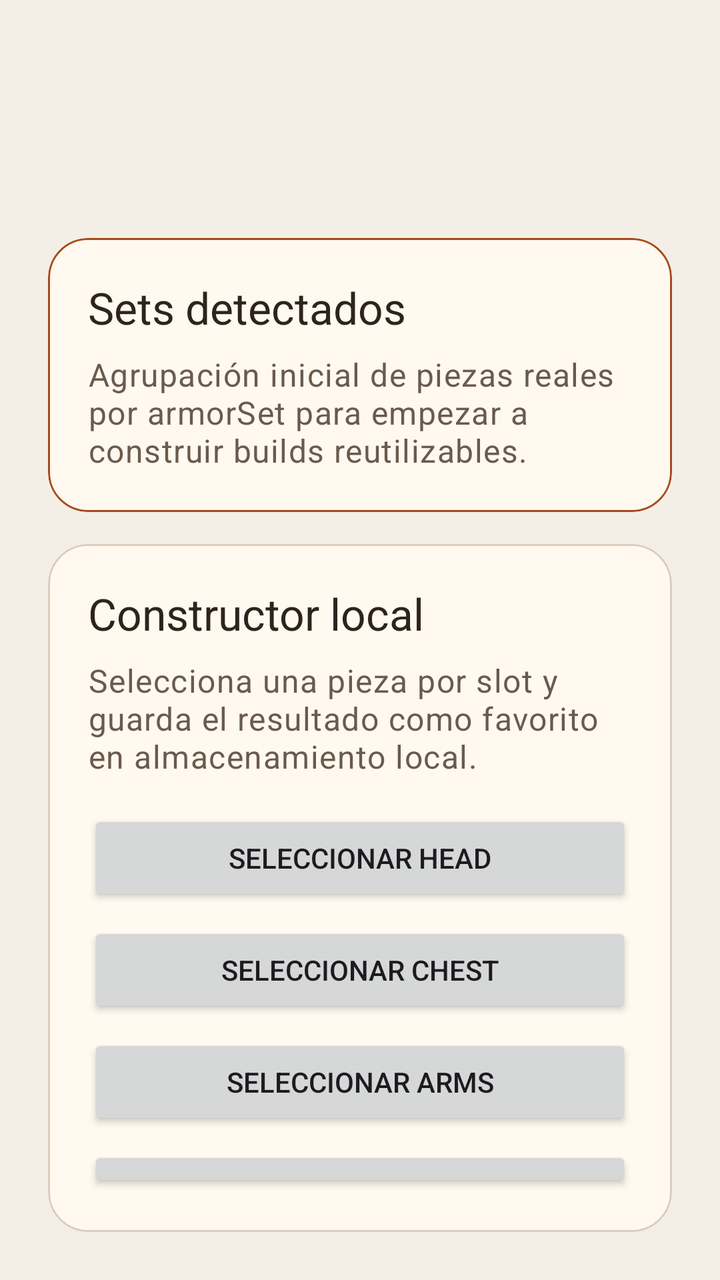
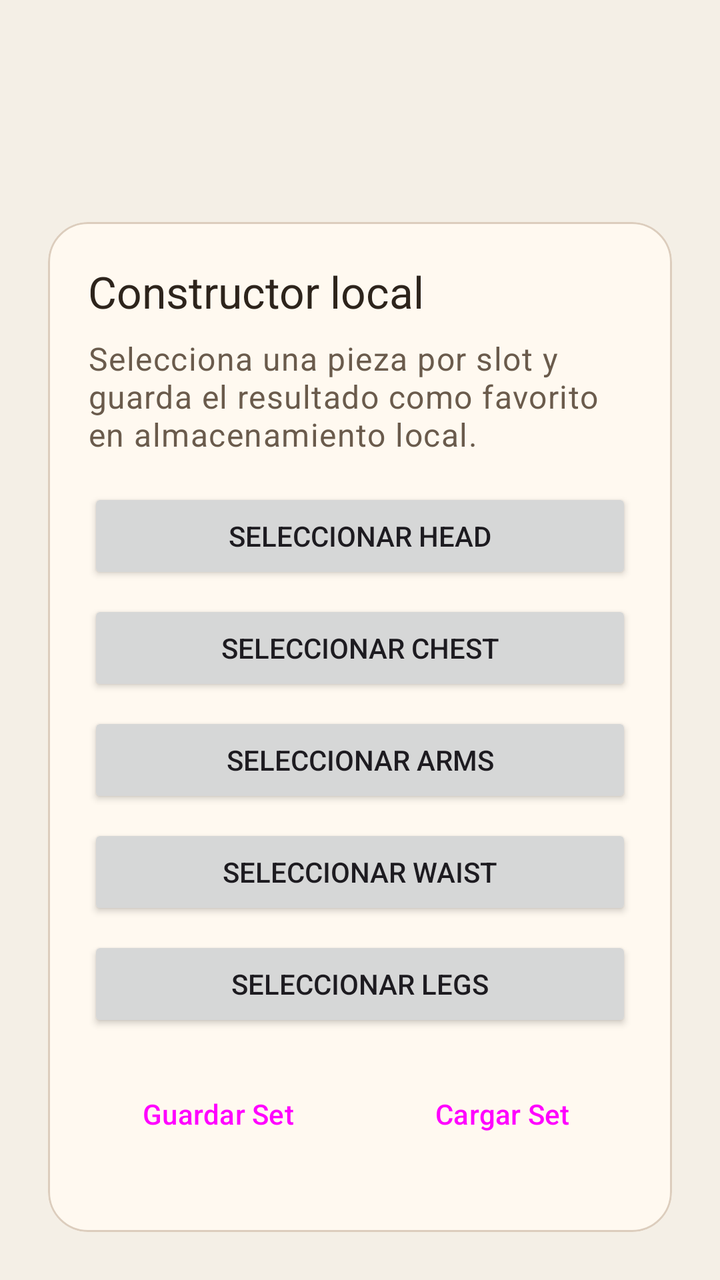

Before-and-after screenshots of an Android layout around one commit, followed by the original layout XML and the change that was made.
<!-- AndroidManifest.xml: application theme Theme.MhwCompanion -->
<!-- res/layout/fragment_sets.xml -->
<?xml version="1.0" encoding="utf-8"?>

<LinearLayout xmlns:android="http://schemas.android.com/apk/res/android"
    xmlns:app="http://schemas.android.com/apk/res-auto"
    android:layout_width="match_parent"
    android:layout_height="match_parent"
    android:orientation="vertical"
    android:padding="24dp">

    <TextView
        android:id="@+id/section_title"
        android:layout_width="match_parent"
        android:layout_height="wrap_content"
        android:textAppearance="@style/TextAppearance.MhwCompanion.Headline" />

    <TextView
        android:id="@+id/section_description"
        android:layout_width="match_parent"
        android:layout_height="wrap_content"
        android:layout_marginTop="12dp"
        android:textAppearance="@style/TextAppearance.MhwCompanion.Body" />

    <com.google.android.material.card.MaterialCardView
        android:layout_width="match_parent"
        android:layout_height="wrap_content"
        android:layout_marginTop="24dp"
        app:cardBackgroundColor="@color/surface_card"
        app:cardCornerRadius="20dp"
        app:strokeColor="@color/primary_amber"
        app:strokeWidth="1dp">

        <LinearLayout
            android:layout_width="match_parent"
            android:layout_height="wrap_content"
            android:orientation="vertical"
            android:padding="20dp">

            <TextView
                android:layout_width="wrap_content"
                android:layout_height="wrap_content"
                android:text="Sets detectados"
                android:textAppearance="@style/TextAppearance.MhwCompanion.Title" />

            <TextView
                android:layout_width="match_parent"
                android:layout_height="wrap_content"
                android:layout_marginTop="8dp"
                android:text="Agrupación inicial de piezas reales por armorSet para empezar a construir builds reutilizables."
                android:textAppearance="@style/TextAppearance.MhwCompanion.Body" />
        </LinearLayout>
    </com.google.android.material.card.MaterialCardView>

    <com.google.android.material.card.MaterialCardView
        android:layout_width="match_parent"
        android:layout_height="wrap_content"
        android:layout_marginTop="16dp"
        app:cardBackgroundColor="@color/surface_card"
        app:cardCornerRadius="20dp"
        app:strokeColor="@color/item_stroke"
        app:strokeWidth="1dp">

        <LinearLayout
            android:layout_width="match_parent"
            android:layout_height="wrap_content"
            android:orientation="vertical"
            android:padding="20dp">

            <TextView
                android:layout_width="wrap_content"
                android:layout_height="wrap_content"
                android:text="@string/set_builder_title"
                android:textAppearance="@style/TextAppearance.MhwCompanion.Title" />

            <TextView
                android:layout_width="match_parent"
                android:layout_height="wrap_content"
                android:layout_marginTop="8dp"
                android:text="@string/set_builder_description"
                android:textAppearance="@style/TextAppearance.MhwCompanion.Body" />

            <Button
                android:id="@+id/head_selector"
                android:layout_width="match_parent"
                android:layout_height="wrap_content"
                android:layout_marginTop="16dp"
                android:text="@string/sets_select_head" />

            <Button
                android:id="@+id/chest_selector"
                android:layout_width="match_parent"
                android:layout_height="wrap_content"
                android:layout_marginTop="8dp"
                android:text="@string/sets_select_chest" />

            <Button
                android:id="@+id/arms_selector"
                android:layout_width="match_parent"
                android:layout_height="wrap_content"
                android:layout_marginTop="8dp"
                android:text="@string/sets_select_arms" />

            <Button
                android:id="@+id/waist_selector"
                android:layout_width="match_parent"
                android:layout_height="wrap_content"
                android:layout_marginTop="8dp"
                android:text="@string/sets_select_waist" />

            <Button
                android:id="@+id/legs_selector"
                android:layout_width="match_parent"
                android:layout_height="wrap_content"
                android:layout_marginTop="8dp"
                android:text="@string/sets_select_legs" />

            <com.google.android.material.textfield.TextInputLayout
                style="@style/Widget.Material3.TextInputLayout.OutlinedBox"
                android:layout_width="match_parent"
                android:layout_height="wrap_content"
                android:layout_marginTop="16dp"
                android:hint="@string/sets_favorite_name_hint">

                <com.google.android.material.textfield.TextInputEditText
                    android:id="@+id/favorite_name_input"
                    android:layout_width="match_parent"
                    android:layout_height="wrap_content"
                    android:inputType="text" />
            </com.google.android.material.textfield.TextInputLayout>

            <Button
                android:id="@+id/save_favorite_button"
                android:layout_width="match_parent"
                android:layout_height="wrap_content"
                android:layout_marginTop="12dp"
                android:text="@string/sets_save_favorite" />

            <TextView
                android:id="@+id/current_build_stats"
                android:layout_width="match_parent"
                android:layout_height="wrap_content"
                android:layout_marginTop="12dp"
                android:textAppearance="@style/TextAppearance.MhwCompanion.Caption"
                android:textColor="@color/text_secondary" />
        </LinearLayout>
    </com.google.android.material.card.MaterialCardView>

    <ProgressBar
        android:id="@+id/progress_bar"
        android:layout_width="wrap_content"
        android:layout_height="wrap_content"
        android:layout_gravity="center_horizontal"
        android:layout_marginTop="20dp"
        android:visibility="gone" />

    <TextView
        android:id="@+id/empty_state_text"
        android:layout_width="match_parent"
        android:layout_height="wrap_content"
        android:layout_marginTop="24dp"
        android:gravity="center"
        android:textAppearance="@style/TextAppearance.MhwCompanion.Body"
        android:visibility="gone" />

    <androidx.recyclerview.widget.RecyclerView
        android:id="@+id/sets_recycler_view"
        android:layout_width="match_parent"
        android:layout_height="0dp"
        android:layout_marginTop="20dp"
        android:layout_weight="1"
        android:clipToPadding="false"
        android:paddingBottom="24dp"
        app:layoutManager="androidx.recyclerview.widget.LinearLayoutManager" />

    <TextView
        android:layout_width="wrap_content"
        android:layout_height="wrap_content"
        android:layout_marginTop="16dp"
        android:text="@string/sets_favorites_title"
        android:textAppearance="@style/TextAppearance.MhwCompanion.Title" />

    <androidx.recyclerview.widget.RecyclerView
        android:id="@+id/favorite_sets_recycler_view"
        android:layout_width="match_parent"
        android:layout_height="160dp"
        android:layout_marginTop="12dp"
        android:clipToPadding="false"
        app:layoutManager="androidx.recyclerview.widget.LinearLayoutManager" />

</LinearLayout>
<!-- resources referenced by this layout -->
<resources>
  <color name="item_stroke">#DCCDBD</color>
  <color name="primary_amber">#A64B1A</color>
  <color name="surface_card">#FFF9F0</color>
  <color name="text_secondary">#6A5B4C</color>
  <string name="set_builder_description">Selecciona una pieza por slot y guarda el resultado como favorito en almacenamiento local.</string>
  <string name="set_builder_title">Constructor local</string>
  <string name="sets_favorite_name_hint">Nombre del set favorito</string>
  <string name="sets_favorites_title">Favoritos locales</string>
  <string name="sets_save_favorite">Guardar como favorito</string>
  <string name="sets_select_arms">Seleccionar arms</string>
  <string name="sets_select_chest">Seleccionar chest</string>
  <string name="sets_select_head">Seleccionar head</string>
  <string name="sets_select_legs">Seleccionar legs</string>
  <string name="sets_select_waist">Seleccionar waist</string>
  <style name="TextAppearance.MhwCompanion.Body" parent="TextAppearance.Material3.BodyLarge">
          <item name="android:textColor">@color/text_secondary</item>
      </style>
  <style name="TextAppearance.MhwCompanion.Caption" parent="TextAppearance.Material3.BodyMedium">
          <item name="android:textColor">@color/text_secondary</item>
      </style>
  <style name="TextAppearance.MhwCompanion.Headline" parent="TextAppearance.Material3.HeadlineMedium">
          <item name="android:textColor">@color/text_primary</item>
      </style>
  <style name="TextAppearance.MhwCompanion.Title" parent="TextAppearance.Material3.TitleLarge">
          <item name="android:textColor">@color/text_primary</item>
      </style>
  <style name="Theme.MhwCompanion" parent="Theme.Material3.Light.NoActionBar">
          <item name="colorPrimary">@color/primary_amber</item>
          <item name="colorOnPrimary">@color/white</item>
          <item name="android:statusBarColor">@android:color/transparent</item>
          <item name="android:windowLightStatusBar" tools:targetApi="23">true</item>
          <item name="colorSurface">@color/surface_base</item>
          <item name="android:windowBackground">@color/surface_base</item>
      </style>
  <color name="text_primary">#2D241C</color>
  <color name="white">#FFFFFF</color>
  <color name="surface_base">#F4EFE6</color>
</resources>

<!-- the commit's change to res/layout/fragment_sets.xml (unified diff, before → after) -->
@@ -23,36 +23,6 @@
     <com.google.android.material.card.MaterialCardView
         android:layout_width="match_parent"
         android:layout_height="wrap_content"
-        android:layout_marginTop="24dp"
-        app:cardBackgroundColor="@color/surface_card"
-        app:cardCornerRadius="20dp"
-        app:strokeColor="@color/primary_amber"
-        app:strokeWidth="1dp">
-
-        <LinearLayout
-            android:layout_width="match_parent"
-            android:layout_height="wrap_content"
-            android:orientation="vertical"
-            android:padding="20dp">
-
-            <TextView
-                android:layout_width="wrap_content"
-                android:layout_height="wrap_content"
-                android:text="Sets detectados"
-                android:textAppearance="@style/TextAppearance.MhwCompanion.Title" />
-
-            <TextView
-                android:layout_width="match_parent"
-                android:layout_height="wrap_content"
-                android:layout_marginTop="8dp"
-                android:text="Agrupación inicial de piezas reales por armorSet para empezar a construir builds reutilizables."
-                android:textAppearance="@style/TextAppearance.MhwCompanion.Body" />
-        </LinearLayout>
-    </com.google.android.material.card.MaterialCardView>
-
-    <com.google.android.material.card.MaterialCardView
-        android:layout_width="match_parent"
-        android:layout_height="wrap_content"
         android:layout_marginTop="16dp"
         app:cardBackgroundColor="@color/surface_card"
         app:cardCornerRadius="20dp"
@@ -61,7 +31,7 @@
 
         <LinearLayout
             android:layout_width="match_parent"
-            android:layout_height="wrap_content"
+            android:layout_height="match_parent"
             android:orientation="vertical"
             android:padding="20dp">
 
@@ -113,34 +83,41 @@
                 android:layout_marginTop="8dp"
                 android:text="@string/sets_select_legs" />
 
-            <com.google.android.material.textfield.TextInputLayout
-                style="@style/Widget.Material3.TextInputLayout.OutlinedBox"
+            <LinearLayout
                 android:layout_width="match_parent"
                 android:layout_height="wrap_content"
                 android:layout_marginTop="16dp"
-                android:hint="@string/sets_favorite_name_hint">
+                android:orientation="horizontal">
 
-                <com.google.android.material.textfield.TextInputEditText
-                    android:id="@+id/favorite_name_input"
-                    android:layout_width="match_parent"
-                    android:layout_height="wrap_content"
-                    android:inputType="text" />
-            </com.google.android.material.textfield.TextInputLayout>
+                <Button
+                    android:id="@+id/save_set_button"
+                    style="@style/Widget.Material3.Button"
+                    android:layout_width="0dp"
+                    android:layout_height="match_parent"
+                    android:layout_weight="1"
+                    android:text="@string/sets_save_button" />
+
+                <View
+                    android:layout_width="12dp"
+                    android:layout_height="match_parent" />
+
+                <Button
+                    android:id="@+id/load_set_button"
+                    style="@style/Widget.Material3.Button.TonalButton"
+                    android:layout_width="0dp"
+                    android:layout_height="50dp"
+                    android:layout_weight="1"
+                    android:text="@string/sets_load_button" />
+            </LinearLayout>
 
             <Button
-                android:id="@+id/save_favorite_button"
+                android:id="@+id/view_build_details_button"
+                style="@style/Widget.Material3.Button.TextButton"
                 android:layout_width="match_parent"
                 android:layout_height="wrap_content"
-                android:layout_marginTop="12dp"
-                android:text="@string/sets_save_favorite" />
+                android:layout_marginTop="8dp"
+                android:text="@string/sets_view_details_button" />
 
-            <TextView
-                android:id="@+id/current_build_stats"
-                android:layout_width="match_parent"
-                android:layout_height="wrap_content"
-                android:layout_marginTop="12dp"
-                android:textAppearance="@style/TextAppearance.MhwCompanion.Caption"
-                android:textColor="@color/text_secondary" />
         </LinearLayout>
     </com.google.android.material.card.MaterialCardView>
 
@@ -160,6 +137,13 @@
         android:gravity="center"
         android:textAppearance="@style/TextAppearance.MhwCompanion.Body"
         android:visibility="gone" />
+
+    <TextView
+        android:id="@+id/current_build_stats"
+        android:layout_width="match_parent"
+        android:layout_height="wrap_content"
+        android:layout_marginTop="16dp"
+        android:textAppearance="@style/TextAppearance.MhwCompanion.Body" />
 
     <androidx.recyclerview.widget.RecyclerView
         android:id="@+id/sets_recycler_view"
<!-- resource entries referenced after the edit -->
@@ -1,23 +1,19 @@
 <!-- resources referenced by this layout -->
 <resources>
   <color name="item_stroke">#DCCDBD</color>
-  <color name="primary_amber">#A64B1A</color>
   <color name="surface_card">#FFF9F0</color>
-  <color name="text_secondary">#6A5B4C</color>
   <string name="set_builder_description">Selecciona una pieza por slot y guarda el resultado como favorito en almacenamiento local.</string>
   <string name="set_builder_title">Constructor local</string>
-  <string name="sets_favorite_name_hint">Nombre del set favorito</string>
   <string name="sets_favorites_title">Favoritos locales</string>
-  <string name="sets_save_favorite">Guardar como favorito</string>
+  <string name="sets_load_button">Cargar Set</string>
+  <string name="sets_save_button">Guardar Set</string>
   <string name="sets_select_arms">Seleccionar arms</string>
   <string name="sets_select_chest">Seleccionar chest</string>
   <string name="sets_select_head">Seleccionar head</string>
   <string name="sets_select_legs">Seleccionar legs</string>
   <string name="sets_select_waist">Seleccionar waist</string>
+  <string name="sets_view_details_button">Ver Detalles del Set</string>
   <style name="TextAppearance.MhwCompanion.Body" parent="TextAppearance.Material3.BodyLarge">
-          <item name="android:textColor">@color/text_secondary</item>
-      </style>
-  <style name="TextAppearance.MhwCompanion.Caption" parent="TextAppearance.Material3.BodyMedium">
           <item name="android:textColor">@color/text_secondary</item>
       </style>
   <style name="TextAppearance.MhwCompanion.Headline" parent="TextAppearance.Material3.HeadlineMedium">
@@ -34,7 +30,9 @@
           <item name="colorSurface">@color/surface_base</item>
           <item name="android:windowBackground">@color/surface_base</item>
       </style>
+  <color name="text_secondary">#6A5B4C</color>
   <color name="text_primary">#2D241C</color>
+  <color name="primary_amber">#A64B1A</color>
   <color name="white">#FFFFFF</color>
   <color name="surface_base">#F4EFE6</color>
 </resources>
